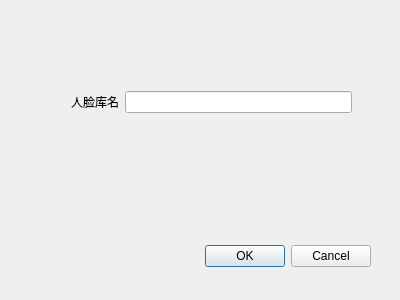
Meydan-ZHOU/smileSystem, file app/ui/AddLibraryDialogUI.ui: the form before one commit.
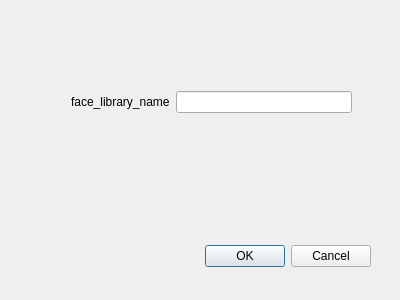
The form after the commit.

The edit to the form file:
```diff
--- a/app/ui/AddLibraryDialogUI.ui
+++ b/app/ui/AddLibraryDialogUI.ui
@@ -45,7 +45,7 @@
     <item>
      <widget class="QLabel" name="label">
       <property name="text">
-       <string>人脸库名</string>
+       <string>face_library_name</string>
       </property>
      </widget>
     </item>
```
Left out of the diff: 2 changed lines with no effect on the pictures.
